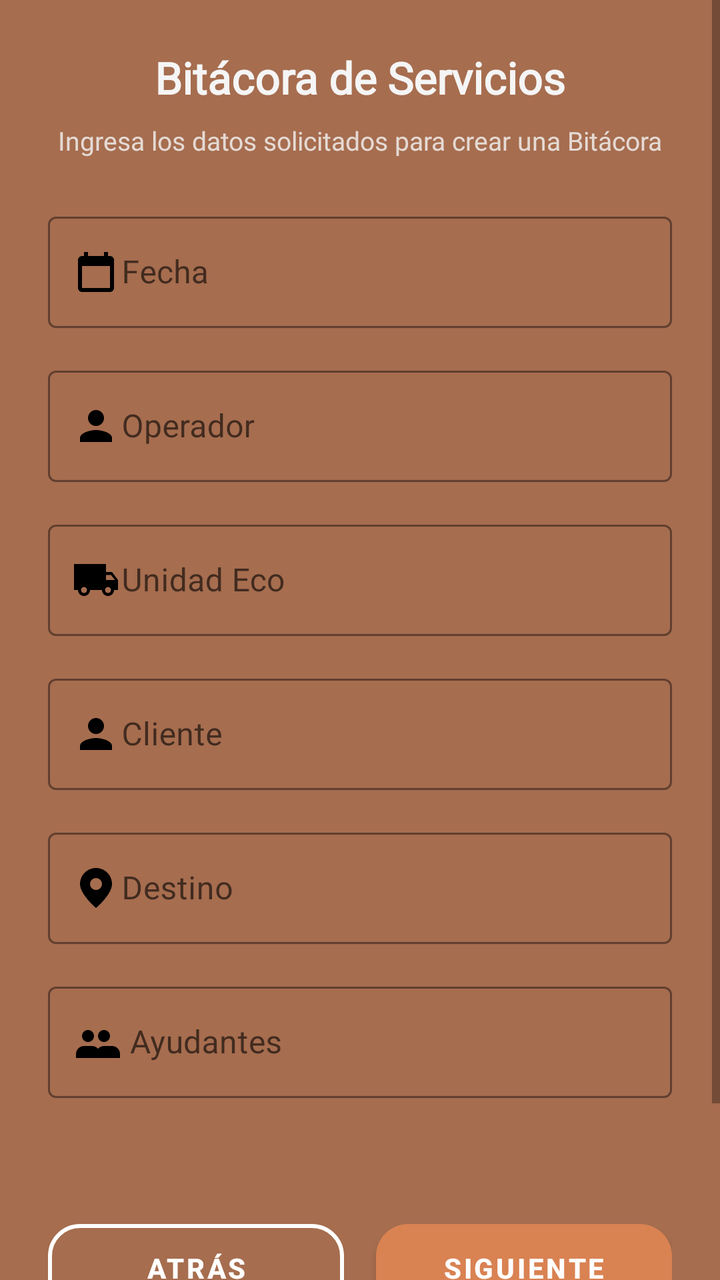
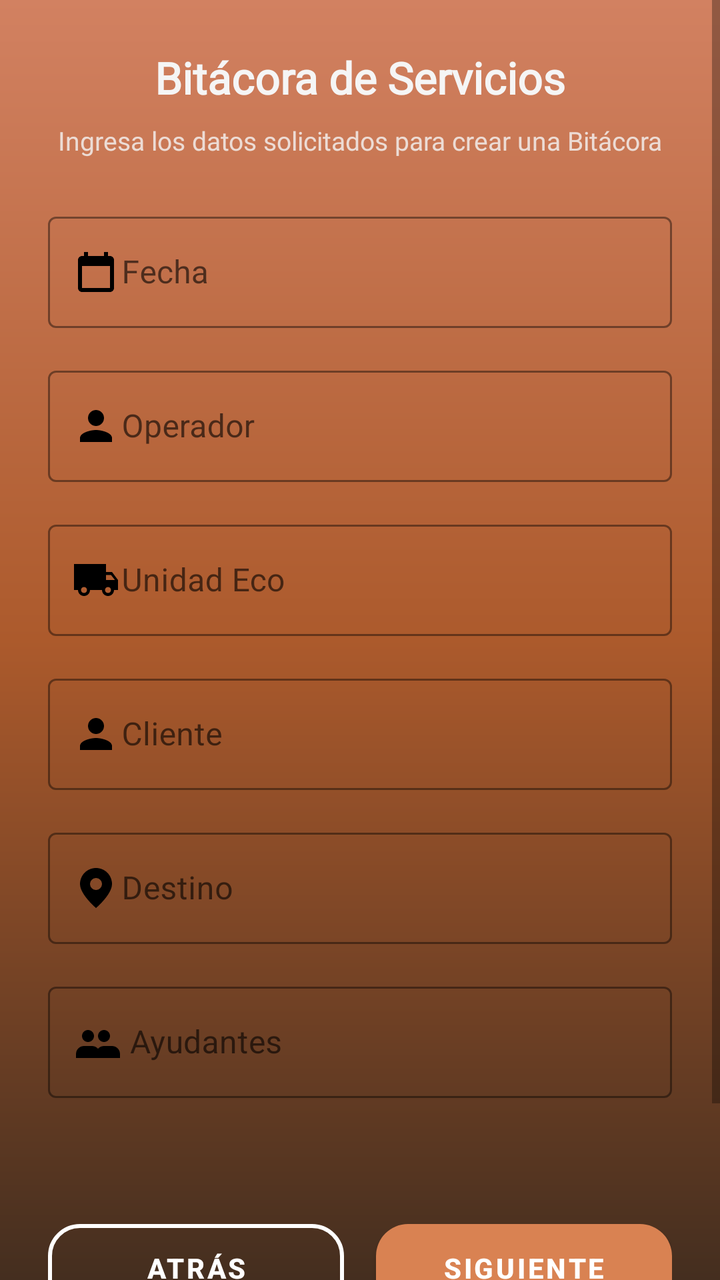

Two renders of the same Android screen: before a commit and after it. Below are the layout's source before the change and the commit's diff.
<!-- AndroidManifest.xml: application theme Theme.Satori_by_Aristo -->
<!-- res/layout/activity_nueva_bitacora.xml -->
<?xml version="1.0" encoding="utf-8"?>
<ScrollView xmlns:android="http://schemas.android.com/apk/res/android"
    xmlns:app="http://schemas.android.com/apk/res-auto"
    xmlns:tools="http://schemas.android.com/tools"
    android:id="@+id/main"
    android:layout_width="match_parent"
    android:layout_height="match_parent"
    android:background="@color/naranja_fondo"
    tools:context=".Bitacoras.Operador.NuevaBitacora1">

    <LinearLayout
        android:layout_width="match_parent"
        android:layout_height="wrap_content"
        android:orientation="vertical"
        android:padding="24dp">

        
        <TextView
            android:layout_width="match_parent"
            android:layout_height="wrap_content"
            android:text="Bitácora de Servicios"
            android:textColor="@color/blanco_hueso"
            android:textSize="22sp"
            android:textStyle="bold"
            android:fontFamily="@font/rob_bold"
            android:gravity="center"
            android:layout_marginBottom="8dp" />

        
        <TextView
            android:layout_width="match_parent"
            android:layout_height="wrap_content"
            android:text="Ingresa los datos solicitados para crear una Bitácora"
            android:textColor="@color/blanco_hueso"
            android:textSize="13sp"
            android:fontFamily="@font/rob_med"
            android:gravity="center"
            android:alpha="0.8"
            android:layout_marginBottom="24dp" />

        
        <com.google.android.material.textfield.TextInputLayout
            style="@style/Widget.MaterialComponents.TextInputLayout.OutlinedBox"
            android:layout_width="match_parent"
            android:layout_height="wrap_content"
            android:hint="     Fecha"
            app:startIconDrawable="@drawable/ic_calendar"
            app:startIconTint="@color/black"
            app:boxStrokeColor="@color/naranja_boton"
            android:layout_marginBottom="16dp">

            <com.google.android.material.textfield.TextInputEditText
                android:id="@+id/fechaBitacora"
                android:layout_width="match_parent"
                android:layout_height="wrap_content"
                 android:textColor="@android:color/black"
                android:textSize="16sp"/>
        </com.google.android.material.textfield.TextInputLayout>

        
        <com.google.android.material.textfield.TextInputLayout
            style="@style/Widget.MaterialComponents.TextInputLayout.OutlinedBox"
            android:layout_width="match_parent"
            android:layout_height="wrap_content"
            android:hint="     Operador"
            app:startIconDrawable="@drawable/ic_person"
            app:startIconTint="@color/black"
            app:boxStrokeColor="@color/naranja_boton"
            android:layout_marginBottom="16dp">

            <com.google.android.material.textfield.TextInputEditText
                android:id="@+id/operadorBitacora"
                android:layout_width="match_parent"
                android:layout_height="wrap_content"
                android:inputType="textCapWords"
                android:textColor="@android:color/black"
                android:textSize="16sp"/>
        </com.google.android.material.textfield.TextInputLayout>

        
        <com.google.android.material.textfield.TextInputLayout
            style="@style/Widget.MaterialComponents.TextInputLayout.OutlinedBox"
            android:layout_width="match_parent"
            android:layout_height="wrap_content"
            android:hint="     Unidad Eco"
            app:startIconDrawable="@drawable/ic_truck"
            app:startIconTint="@color/black"
            app:boxStrokeColor="@color/naranja_boton"
            android:layout_marginBottom="16dp">

            <com.google.android.material.textfield.TextInputEditText
                android:id="@+id/ecoBitacora"
                android:layout_width="match_parent"
                android:layout_height="wrap_content"
                android:inputType="number"
                android:textColor="@android:color/black"
                android:textSize="16sp"/>
        </com.google.android.material.textfield.TextInputLayout>

        
        <com.google.android.material.textfield.TextInputLayout
            style="@style/Widget.MaterialComponents.TextInputLayout.OutlinedBox"
            android:layout_width="match_parent"
            android:layout_height="wrap_content"
            android:hint="     Cliente"
            app:startIconDrawable="@drawable/ic_person"
            app:startIconTint="@color/black"
            app:boxStrokeColor="@color/naranja_boton"
            android:layout_marginBottom="16dp">

            <com.google.android.material.textfield.TextInputEditText
                android:id="@+id/clienteBitacora"
                android:layout_width="match_parent"
                android:layout_height="wrap_content"
                android:inputType="textCapWords"
                android:textColor="@android:color/black"
                android:textSize="16sp"/>
        </com.google.android.material.textfield.TextInputLayout>

        
        <com.google.android.material.textfield.TextInputLayout
            style="@style/Widget.MaterialComponents.TextInputLayout.OutlinedBox"
            android:layout_width="match_parent"
            android:layout_height="wrap_content"
            android:hint="     Destino"
            app:startIconDrawable="@drawable/ic_location"
            app:startIconTint="@color/black"
            app:boxStrokeColor="@color/naranja_boton"
            android:layout_marginBottom="16dp">

            <com.google.android.material.textfield.TextInputEditText
                android:id="@+id/destinoBitacora"
                android:layout_width="match_parent"
                android:layout_height="wrap_content"
                android:inputType="textCapWords"
                android:textColor="@android:color/black"
                android:textSize="16sp"/>
        </com.google.android.material.textfield.TextInputLayout>

        
        <com.google.android.material.textfield.TextInputLayout
            style="@style/Widget.MaterialComponents.TextInputLayout.OutlinedBox"
            android:layout_width="match_parent"
            android:layout_height="wrap_content"
            android:hint="      Ayudantes"
            app:startIconDrawable="@drawable/ic_group"
            app:startIconTint="@color/black"
            app:boxStrokeColor="@color/naranja_boton"
            android:layout_marginBottom="32dp">

            <com.google.android.material.textfield.TextInputEditText
                android:id="@+id/ayudantesBitacora"
                android:layout_width="match_parent"
                android:layout_height="wrap_content"
                android:inputType="textCapWords"
                android:textColor="@android:color/black"
                android:textSize="16sp"/>
        </com.google.android.material.textfield.TextInputLayout>

        
        <LinearLayout
            android:layout_width="match_parent"
            android:layout_height="wrap_content"
            android:orientation="horizontal"
            android:layout_marginTop="25dp">

            <com.google.android.material.button.MaterialButton
                android:id="@+id/atrasBitacora"
                style="@style/Widget.MaterialComponents.Button.OutlinedButton"
                android:layout_width="0dp"
                android:layout_height="56dp"
                android:layout_weight="1"
                android:text="ATRÁS"
                android:textSize="14sp"
                android:textStyle="bold"
                android:textColor="@android:color/white"
                app:cornerRadius="16dp"
                app:strokeColor="@android:color/white"
                app:strokeWidth="2dp"
                android:layout_marginEnd="8dp"/>

            <com.google.android.material.button.MaterialButton
                android:id="@+id/siguienteBitacora"
                android:layout_width="0dp"
                android:layout_height="56dp"
                android:layout_weight="1"
                android:text="SIGUIENTE"
                android:textSize="14sp"
                android:textStyle="bold"
                android:textColor="@android:color/white"
                app:cornerRadius="16dp"
                app:backgroundTint="@color/naranja_boton"
                app:elevation="4dp"
                android:layout_marginStart="8dp"/>
        </LinearLayout>

        
        <TextView
            android:layout_width="match_parent"
            android:layout_height="wrap_content"
            android:alpha="0.6"
            android:fontFamily="@font/rob_norm"
            android:gravity="center"
            android:text="Aristo S.A.S. 2025"
            android:textColor="@color/blanco_hueso"
            android:textSize="12sp"
            android:layout_marginTop="40dp"/>
    </LinearLayout>
</ScrollView>
<!-- resources referenced by this layout -->
<resources>
  <color name="black">#FF000000</color>
  <color name="blanco_hueso">#F5F5F5</color>
  <color name="naranja_boton">#D98252</color>
  <color name="naranja_fondo">#A66D4F</color>
  <!-- drawable ic_calendar (drawable) -->
  <vector xmlns:android="http://schemas.android.com/apk/res/android"
      android:width="24dp" android:height="24dp"
      android:viewportWidth="24" android:viewportHeight="24"
      android:tint="?attr/colorControlNormal">
  
      <path android:fillColor="@android:color/black"
          android:pathData="M19,4h-1V2h-2v2H8V2H6v2H5c-1.1,0 -2,0.9 -2,2v14c0,1.1 0.9,2 2,2h14c1.1,0 2,-0.9 2,-2V6c0,-1.1 -0.9,-2 -2,-2zm0,16H5V9h14v11z"/>
  </vector>
  <!-- drawable ic_location (drawable) -->
  <vector xmlns:android="http://schemas.android.com/apk/res/android"
      android:width="24dp" android:height="24dp"
      android:viewportWidth="24" android:viewportHeight="24"
      android:tint="?attr/colorControlNormal">
  
      <path android:fillColor="@android:color/black"
          android:pathData="M12,2c-4.42,0 -8,3.58 -8,8 0,5.25 8,12 8,12s8,-6.75 8,-12c0,-4.42 -3.58,-8 -8,-8zm0,11a3,3 0,1 1,0 -6 3,3 0,0 1,0 6z"/>
  </vector>
  <!-- drawable ic_person (drawable) -->
  <vector xmlns:android="http://schemas.android.com/apk/res/android"
      android:width="24dp"
      android:height="24dp"
      android:viewportWidth="24"
      android:viewportHeight="24">
      <path
          android:fillColor="#FF000000"
          android:pathData="M12,12c2.21,0 4,-1.79 4,-4s-1.79,-4 -4,-4 -4,1.79 -4,4 1.79,4 4,4zM12,14c-2.67,0 -8,1.34 -8,4v2h16v-2c0,-2.66 -5.33,-4 -8,-4z"/>
  </vector>
  <!-- drawable ic_truck (drawable) -->
  <vector xmlns:android="http://schemas.android.com/apk/res/android"
  android:width="24dp"
  android:height="24dp"
  android:viewportWidth="24"
  android:viewportHeight="24"
  android:tint="?attr/colorControlNormal">
  
  <path
      android:fillColor="@android:color/black"
      android:pathData="M20,8h-3V4H1v13h2c0,1.66 1.34,3 3,3s3,-1.34 3,-3h6c0,1.66 1.34,3 3,3s3,-1.34 3,-3h2v-5L20,8zM6,18.5c-0.83,0 -1.5,-0.67 -1.5,-1.5s0.67,-1.5 1.5,-1.5s1.5,0.67 1.5,1.5S6.83,18.5 6,18.5zM18,18.5c-0.83,0 -1.5,-0.67 -1.5,-1.5s0.67,-1.5 1.5,-1.5s1.5,0.67 1.5,1.5S18.83,18.5 18,18.5zM17,12V9.5h2.5l1.97,2.5H17z"/>
  </vector>
  <style name="Theme.Satori_by_Aristo" parent="Theme.MaterialComponents.DayNight.DarkActionBar">
          
          <item name="colorPrimary">@color/orange</item>
          <item name="colorPrimaryVariant">@color/orange_dark</item>
          <item name="colorOnPrimary">@color/white</item>
          <item name="colorSecondary">@color/grey</item>
          <item name="colorOnSecondary">@color/black</item>
      </style>
  <color name="orange">#FF9800</color>
  <color name="orange_dark">#F57C00</color>
  <color name="white">#FFFFFFFF</color>
  <color name="grey">#BF040303</color>
  <!-- unchanged entries left out for length: 1 -->
</resources>

<!-- the commit's change to res/layout/activity_nueva_bitacora.xml (unified diff, before → after) -->
@@ -5,7 +5,7 @@
     android:id="@+id/main"
     android:layout_width="match_parent"
     android:layout_height="match_parent"
-    android:background="@color/naranja_fondo"
+    android:background="@drawable/bg_gradient"
     tools:context=".Bitacoras.Operador.NuevaBitacora1">
 
     <LinearLayout
<!-- resource entries referenced after the edit -->
@@ -3,7 +3,15 @@
   <color name="black">#FF000000</color>
   <color name="blanco_hueso">#F5F5F5</color>
   <color name="naranja_boton">#D98252</color>
-  <color name="naranja_fondo">#A66D4F</color>
+  <!-- drawable bg_gradient (drawable) -->
+  <shape xmlns:android="http://schemas.android.com/apk/res/android"
+      android:shape="rectangle">
+      <gradient
+          android:startColor="#442E1F"
+          android:centerColor="#AC5A2C"
+          android:endColor="#D28161"
+          android:angle="90"/>
+  </shape>
   <!-- drawable ic_calendar (drawable) -->
   <vector xmlns:android="http://schemas.android.com/apk/res/android"
       android:width="24dp" android:height="24dp"
@@ -51,6 +59,12 @@
           <item name="colorOnPrimary">@color/white</item>
           <item name="colorSecondary">@color/grey</item>
           <item name="colorOnSecondary">@color/black</item>
+  
+          
+          <item name="android:statusBarColor">@color/orange_dark</item> 
+          <item name="android:windowDrawsSystemBarBackgrounds">true</item> 
+          <item name="windowActionBar">true</item>
+          <item name="windowNoTitle">false</item>
       </style>
   <color name="orange">#FF9800</color>
   <color name="orange_dark">#F57C00</color>
